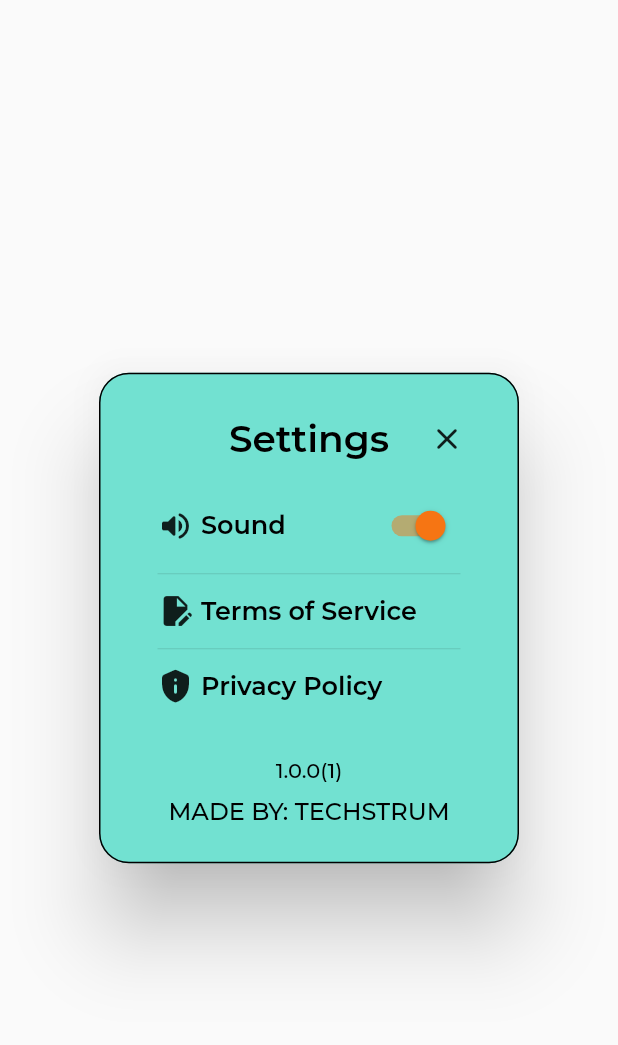
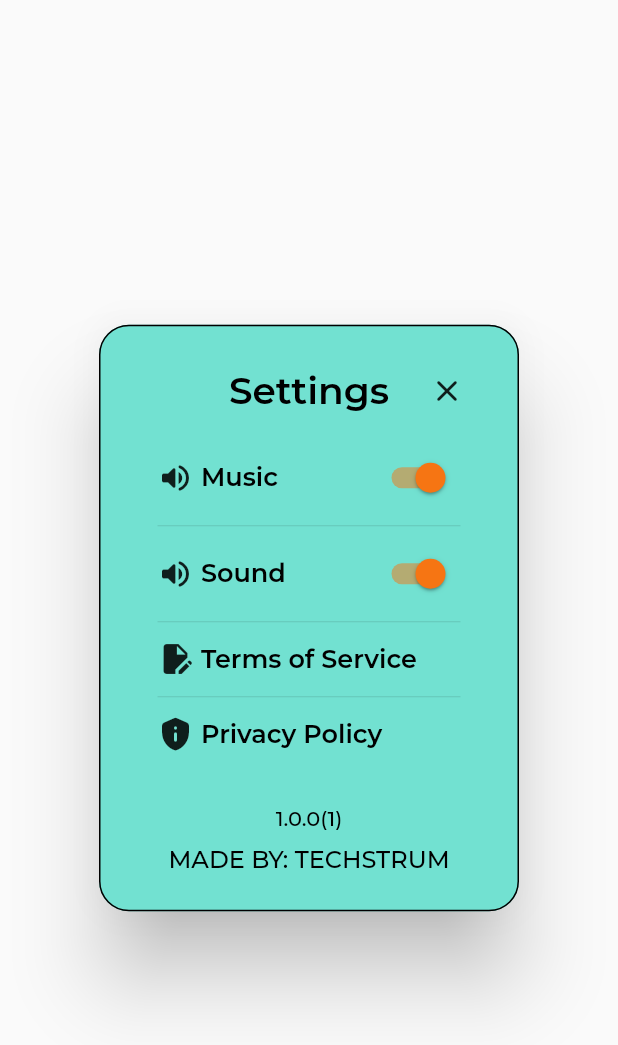
Before and after one commit to vaibhav13062/catch_the_balloons, a Flutter app: the SettingsPopup widget shown alone on an empty page, opened directly, on a phone screen of 412 x 824 dp. Shown: the top 1045 px of the screen. Run offline on Flutter 3.47's test engine with Material 2 defaults, Android fonts, the phone set to English and light mode, and no system bars; our stand-ins replace cloud_firestore, firebase_analytics, firebase_core, firebase_messaging, google_fonts, google_mobile_ads and 3 more; missing offline and left inert: flame, flame_audio; accounts and stored records are empty; network calls fail.

Commit message:
music added

```diff
--- a/lib/database/database_keys.dart
+++ b/lib/database/database_keys.dart
@@ -3,5 +3,6 @@ class DatabaseKeys {
   String userID = "userID";
   String HIGH_SCORE = "highScore";
   String SOUND = "isSound";
+  String MUSIC = "isMusic";
 
 }
--- a/lib/game/main_game.dart
+++ b/lib/game/main_game.dart
@@ -5,9 +5,12 @@ import 'package:catch_the_balloons/components/background_component.dart';
 import 'package:catch_the_balloons/components/character_component.dart';
 import 'package:catch_the_balloons/components/falling_component.dart';
 import 'package:catch_the_balloons/components/heart_component.dart';
+import 'package:catch_the_balloons/database/database_keys.dart';
+import 'package:catch_the_balloons/database/local_data.dart';
 import 'package:flame/components.dart';
 import 'package:flame/game.dart';
 import 'package:flame/palette.dart';
+import 'package:flame_audio/flame_audio.dart';
 import 'package:flutter/foundation.dart';
 import 'package:flutter/material.dart';
 import 'package:google_fonts/google_fonts.dart';
@@ -43,6 +46,14 @@ class MainGame extends FlameGame with HasCollisionDetection {
                     color: BasicPalette.white.color))));
     add(_scoreText);
     add(HeartComponent());
+
+    if (LocalData.contains(DatabaseKeys().MUSIC)) {
+      if (LocalData.getBool(DatabaseKeys().MUSIC)) {
+        FlameAudio.bgm.play('background-music.mp3');
+      }
+    } else {
+      FlameAudio.bgm.play('background-music.mp3');
+    }
 
     _timer = Timer(30, repeat: true, onTick: () {
       if (velocity < 14) {
--- a/lib/screens/game_over_screen.dart
+++ b/lib/screens/game_over_screen.dart
@@ -7,6 +7,7 @@ import 'package:catch_the_balloons/database/database_keys.dart';
 import 'package:catch_the_balloons/database/local_data.dart';
 import 'package:catch_the_balloons/game/main_game.dart';
 import 'package:catch_the_balloons/screens/main_menu_screen.dart';
+import 'package:flame_audio/flame_audio.dart';
 import 'package:flutter/material.dart';
 import 'package:google_fonts/google_fonts.dart';
 import 'package:google_mobile_ads/google_mobile_ads.dart';
@@ -106,6 +107,13 @@ class _GameOverScreenState extends State<GameOverScreen> {
                           widget.gameRef.overlays.remove(GameOverScreen.ID);
                           widget.gameRef.replay();
                           widget.gameRef.resumeEngine();
+                          if (LocalData.contains(DatabaseKeys().MUSIC)) {
+                            if (LocalData.getBool(DatabaseKeys().MUSIC)) {
+                              FlameAudio.bgm.play('background-music.mp3');
+                            }
+                          } else {
+                            FlameAudio.bgm.play('background-music.mp3');
+                          }
                           Provider.of<AdsProvider>(context, listen: false)
                               .rewardedAd
                               ?.dispose();
@@ -144,8 +152,9 @@ class _GameOverScreenState extends State<GameOverScreen> {
                     visible: showHomeScreenButton,
                     child: InkWell(
                       onTap: () async {
-
-                          await  Provider.of<AdsProvider>(context,listen: false).interstitialAd?.show();
+                        await Provider.of<AdsProvider>(context, listen: false)
+                            .interstitialAd
+                            ?.show();
 
                         widget.gameRef.overlays.remove(GameOverScreen.ID);
                         widget.gameRef.reset();
--- a/lib/screens/game_screen.dart
+++ b/lib/screens/game_screen.dart
@@ -18,6 +18,7 @@ class _GameScreenState extends State<GameScreen> {
     super.initState();
     Provider.of<AdsProvider>(context, listen: false).loadRewaredAd();
     Provider.of<AdsProvider>(context, listen: false).loadInterstitialAd();
+
   }
 
   @override
--- a/lib/screens/main_menu_screen.dart
+++ b/lib/screens/main_menu_screen.dart
@@ -6,6 +6,7 @@ import 'package:catch_the_balloons/database/database_keys.dart';
 import 'package:catch_the_balloons/database/local_data.dart';
 import 'package:catch_the_balloons/screens/game_screen.dart';
 import 'package:catch_the_balloons/ui%20elements/settings_popup.dart';
+import 'package:flame_audio/flame_audio.dart';
 import 'package:flutter/material.dart';
 import 'package:google_fonts/google_fonts.dart';
 import 'package:google_mobile_ads/google_mobile_ads.dart';
@@ -98,6 +99,7 @@ class _MainMenuScreenState extends State<MainMenuScreen> {
                         ),
                         InkWell(
                           onTap: () {
+
                             Navigator.of(context).pushReplacement(
                               PageRouteBuilder(
                                 pageBuilder:
--- a/lib/ui elements/settings_popup.dart
+++ b/lib/ui elements/settings_popup.dart
@@ -1,4 +1,3 @@
-
 import 'package:catch_the_balloons/constants/colors.dart';
 import 'package:catch_the_balloons/database/database_keys.dart';
 import 'package:catch_the_balloons/database/local_data.dart';
@@ -50,6 +49,33 @@ class _SettingsPopupState extends State<SettingsPopup> {
                 borderRadius: BorderRadius.circular(20),
                 color: GameColors.forthColor),
             child: Column(children: [
+              Row(
+                children: [
+                  const Icon(Icons.volume_up_rounded),
+                  const SizedBox(
+                    width: 5,
+                  ),
+                  Text(
+                    "Music",
+                    style: GoogleFonts.montserrat(
+                        textStyle: const TextStyle(
+                            fontSize: 17,
+                            fontWeight: FontWeight.w600,
+                            color: GameColors.blackColor)),
+                  ),
+                  const Spacer(),
+                  Switch(
+                    value: getIsMusicOn(),
+                    onChanged: (d) {
+                      setState(() {
+                        LocalData.saveBool(DatabaseKeys().MUSIC, d);
+                      });
+                    },
+                    activeColor: GameColors.firstColor,
+                  ),
+                ],
+              ),
+              const Divider(),
               Row(
                 children: [
                   const Icon(Icons.volume_up_rounded),
@@ -172,4 +198,12 @@ class _SettingsPopupState extends State<SettingsPopup> {
     }
     return isOn;
   }
+
+  bool getIsMusicOn() {
+    var isOn = true;
+    if (LocalData.contains(DatabaseKeys().MUSIC)) {
+      isOn = LocalData.getBool(DatabaseKeys().MUSIC);
+    }
+    return isOn;
+  }
 }
--- a/pubspec.yaml
+++ b/pubspec.yaml
@@ -49,6 +49,7 @@ dependencies:
   google_mobile_ads: ^3.0.0
   firebase_crashlytics: ^3.3.4
   provider: ^6.0.5
+  flame_audio: ^2.0.5
 
 dev_dependencies:
   flutter_test:
```
Also changed, not shown: lib/components/falling_component.dart (+21 -0 lines), lib/components/heart_component.dart (+11 -0 lines), lib/main.dart (+9 -0 lines), pubspec.lock, 9 other files.
